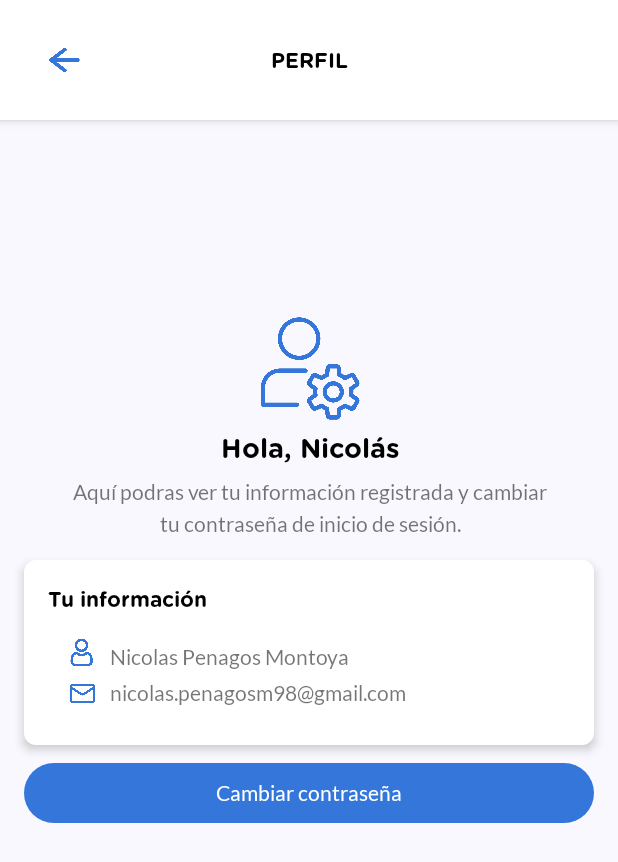
After one commit to nicolaspenagos/parking-app, an Android app: the ProfileActivity screen opened directly, with no data from a screen before it, on a phone screen of 412 x 824 dp. The commit adds this screen. Shown: the top 862 px of the screen. Run offline under Robolectric (Android 15) with nearby library versions, the phone set to English and light mode, and no system bars; our stand-ins replace Firebase (no records; nobody signed in at launch, a user with empty details on screens opened directly).

Commit message:
Profile skeleton has been coded

```diff
--- a/app/src/main/AndroidManifest.xml
+++ b/app/src/main/AndroidManifest.xml
@@ -9,6 +9,7 @@
         android:roundIcon="@mipmap/ic_launcher_round"
         android:supportsRtl="true"
         android:theme="@style/AppTheme">
+        <activity android:name=".ProfileActivity"></activity>
         <activity android:name=".HomeActivity">
             <intent-filter>
                 <action android:name="android.intent.action.MAIN" />
@@ -16,7 +17,7 @@
                 <category android:name="android.intent.category.LAUNCHER" />
             </intent-filter>
         </activity>
-        <activity android:name=".LoginActivity"></activity>
+        <activity android:name=".LoginActivity" />
     </application>
 
 </manifest>
--- a/app/src/main/java/com/example/parkingapp/HomeActivity.java
+++ b/app/src/main/java/com/example/parkingapp/HomeActivity.java
@@ -207,9 +207,8 @@ public class HomeActivity extends AppCompatActivity implements View.OnTouchListe
                     }
             );
 
-        }else{
+        }
 
-        }
     }
 
 }
--- /dev/null
+++ b/app/src/main/java/com/example/parkingapp/ProfileActivity.java
@@ -0,0 +1,129 @@
+/**
+ * ~~~~~~~~~~~~~~~~~~~~~~~~~~~~~~~~~~~~~~~~~~~~~
+ *
+ * @author Nicolás Penagos Montoya
+ * nicolas.penagosm98@gmail.com
+ * *~~~~~~~~~~~~~~~~~~~~~~~~~~~~~~~~~~~~~~~~~~~~~
+ */
+package com.example.parkingapp;
+
+import androidx.annotation.NonNull;
+import androidx.appcompat.app.AppCompatActivity;
+import androidx.constraintlayout.widget.ConstraintLayout;
+
+import android.content.Intent;
+import android.os.Bundle;
+import android.view.MotionEvent;
+import android.view.View;
+import android.view.Window;
+import android.widget.TextView;
+
+import com.example.parkingapp.model.User;
+import com.google.firebase.auth.FirebaseAuth;
+import com.google.firebase.database.DataSnapshot;
+import com.google.firebase.database.DatabaseError;
+import com.google.firebase.database.FirebaseDatabase;
+import com.google.firebase.database.ValueEventListener;
+
+/*
+ * This class will show the user information and will allow to change the password
+ */
+public class ProfileActivity extends AppCompatActivity implements View.OnTouchListener {
+
+    // -------------------------------------
+    // Firebase
+    // -------------------------------------
+    private FirebaseAuth auth;
+    private FirebaseDatabase database;
+
+    // -------------------------------------
+    // XML references
+    // -------------------------------------
+    private TextView usernameTextView;
+    private TextView wholeNameTextView;
+    private TextView emailTextView;
+    private ConstraintLayout changePasswordButton;
+
+    // -------------------------------------
+    // Global assets
+    // -------------------------------------
+    private User currentUser;
+
+    // -------------------------------------
+    // Android methods
+    // -------------------------------------
+    @Override
+    protected void onCreate(Bundle savedInstanceState) {
+
+        super.onCreate(savedInstanceState);
+        supportRequestWindowFeature(Window.FEATURE_NO_TITLE);
+        setContentView(R.layout.activity_profile);
+
+        auth = FirebaseAuth.getInstance();
+        database = FirebaseDatabase.getInstance();
+
+        if (auth.getCurrentUser() == null)
+            goToLogin();
+        else {
+
+            usernameTextView = findViewById(R.id.usernameTextView);
+            wholeNameTextView = findViewById(R.id.wholeNameTextView);
+            emailTextView = findViewById(R.id.emailTextView);
+            changePasswordButton = findViewById(R.id.changePasswordButton);
+
+            changePasswordButton.setOnTouchListener(this);
+
+        }
+
+    }
+
+    @Override
+    public boolean onTouch(View v, MotionEvent event) {
+
+        switch (v.getId()) {
+
+            case R.id.changePasswordButton:
+
+                break;
+
+        }
+
+        return true;
+    }
+
+    // -------------------------------------
+    // USER AUTHENTICATION
+    // -------------------------------------
+    private void goToLogin() {
+
+        Intent intent = new Intent(this, LoginActivity.class);
+        startActivity(intent);
+        finish();
+
+    }
+
+    private void recoverUser() {
+
+        if (auth.getCurrentUser() != null) {
+
+            String id = auth.getCurrentUser().getUid();
+            database.getReference().child("users").child(id).addListenerForSingleValueEvent(
+
+                    new ValueEventListener() {
+                        @Override
+                        public void onDataChange(@NonNull DataSnapshot snapshot) {
+                            currentUser = snapshot.getValue(User.class);
+                        }
+
+                        @Override
+                        public void onCancelled(@NonNull DatabaseError error) {
+
+                        }
+                    }
+            );
+
+        }
+
+    }
+
+}
--- /dev/null
+++ b/app/src/main/res/drawable/card_background.xml
@@ -0,0 +1,8 @@
+<?xml version="1.0" encoding="utf-8"?>
+
+<shape android:shape="rectangle" xmlns:android="http://schemas.android.com/apk/res/android">
+    <corners android:radius="8dp"></corners>
+    <solid android:color="@android:color/white"></solid>
+    <size android:height="50dp"></size>
+    <solid android:color="#ffffff" />
+</shape>
--- /dev/null
+++ b/app/src/main/res/layout/activity_profile.xml
@@ -0,0 +1,193 @@
+<?xml version="1.0" encoding="utf-8"?>
+<androidx.constraintlayout.widget.ConstraintLayout xmlns:android="http://schemas.android.com/apk/res/android"
+    xmlns:app="http://schemas.android.com/apk/res-auto"
+    xmlns:tools="http://schemas.android.com/tools"
+    android:layout_width="match_parent"
+    android:layout_height="match_parent"
+    android:background="#F8F8FE"
+    tools:context=".ProfileActivity">
+
+    <androidx.constraintlayout.widget.ConstraintLayout
+        android:id="@+id/headerLayout"
+        android:layout_width="0dp"
+        android:layout_height="80dp"
+        android:background="#FFFFFF"
+        android:elevation="4dp"
+        app:layout_constraintEnd_toEndOf="parent"
+        app:layout_constraintStart_toStartOf="parent"
+        app:layout_constraintTop_toTopOf="parent">
+
+        <TextView
+            android:id="@+id/titleTextView"
+            android:layout_width="wrap_content"
+            android:layout_height="wrap_content"
+            android:fontFamily="@font/gotham_rounded"
+            android:text="PERFIL"
+            android:textColor="#000000"
+            app:layout_constraintBottom_toBottomOf="parent"
+            app:layout_constraintEnd_toEndOf="parent"
+            app:layout_constraintStart_toStartOf="parent"
+            app:layout_constraintTop_toTopOf="parent" />
+
+        <ImageView
+            android:id="@+id/goBackButton"
+            android:layout_width="22dp"
+            android:layout_height="wrap_content"
+            android:layout_marginStart="32dp"
+            app:layout_constraintBottom_toBottomOf="parent"
+            app:layout_constraintStart_toStartOf="parent"
+            app:layout_constraintTop_toTopOf="parent"
+            app:srcCompat="@drawable/go_back_arrow" />
+    </androidx.constraintlayout.widget.ConstraintLayout>
+
+    <androidx.constraintlayout.widget.ConstraintLayout
+        android:id="@+id/constraintLayout2"
+        android:layout_width="416dp"
+        android:layout_height="146dp"
+        android:layout_marginStart="8dp"
+        android:layout_marginEnd="8dp"
+        app:layout_constraintBottom_toBottomOf="parent"
+        app:layout_constraintEnd_toEndOf="parent"
+        app:layout_constraintStart_toStartOf="parent"
+        app:layout_constraintTop_toBottomOf="@+id/headerLayout"
+        app:layout_constraintVertical_bias="0.22">
+
+        <ImageView
+            android:id="@+id/imageView4"
+            android:layout_width="wrap_content"
+            android:layout_height="70dp"
+            android:layout_marginBottom="4dp"
+            app:layout_constraintBottom_toTopOf="@+id/usernameTextView"
+            app:layout_constraintEnd_toEndOf="parent"
+            app:layout_constraintStart_toStartOf="parent"
+            app:srcCompat="@drawable/profile_icon" />
+
+        <TextView
+            android:id="@+id/usernameTextView"
+            android:layout_width="wrap_content"
+            android:layout_height="wrap_content"
+            android:layout_marginTop="4dp"
+            android:fontFamily="@font/gotham_rounded"
+            android:text="Hola, Nicolás"
+            android:textColor="#000000"
+            android:textSize="18sp"
+            app:layout_constraintEnd_toEndOf="parent"
+            app:layout_constraintStart_toStartOf="parent"
+            app:layout_constraintTop_toBottomOf="@+id/imageView4" />
+
+        <TextView
+            android:id="@+id/textView3"
+            android:layout_width="wrap_content"
+            android:layout_height="wrap_content"
+            android:layout_marginTop="8dp"
+            android:fontFamily="@font/lato_regular"
+            android:text="Aquí podras ver tu información registrada y cambiar"
+            app:layout_constraintEnd_toEndOf="parent"
+            app:layout_constraintStart_toStartOf="parent"
+            app:layout_constraintTop_toBottomOf="@+id/usernameTextView" />
+
+        <TextView
+            android:id="@+id/textView4"
+            android:layout_width="wrap_content"
+            android:layout_height="wrap_content"
+            android:layout_marginTop="4dp"
+            android:fontFamily="@font/lato_regular"
+            android:text="tu contraseña de inicio de sesión."
+            app:layout_constraintEnd_toEndOf="parent"
+            app:layout_constraintStart_toStartOf="parent"
+            app:layout_constraintTop_toBottomOf="@+id/textView3" />
+    </androidx.constraintlayout.widget.ConstraintLayout>
+
+    <androidx.constraintlayout.widget.ConstraintLayout
+        android:id="@+id/constraintLayout3"
+        android:layout_width="0dp"
+        android:layout_height="123dp"
+        android:layout_marginStart="16dp"
+        android:layout_marginTop="16dp"
+        android:layout_marginEnd="16dp"
+        android:background="@drawable/card_background"
+        android:elevation="4dp"
+        app:layout_constraintEnd_toEndOf="parent"
+        app:layout_constraintStart_toStartOf="parent"
+        app:layout_constraintTop_toBottomOf="@+id/constraintLayout2">
+
+        <TextView
+            android:id="@+id/textView5"
+            android:layout_width="wrap_content"
+            android:layout_height="wrap_content"
+            android:layout_marginStart="16dp"
+            android:layout_marginTop="16dp"
+            android:fontFamily="@font/gotham_rounded"
+            android:text="Tu información"
+            android:textColor="#000000"
+            app:layout_constraintStart_toStartOf="parent"
+            app:layout_constraintTop_toTopOf="parent" />
+
+        <ImageView
+            android:id="@+id/imageView7"
+            android:layout_width="18dp"
+            android:layout_height="27dp"
+            android:layout_marginStart="30dp"
+            app:layout_constraintStart_toStartOf="parent"
+            app:layout_constraintTop_toBottomOf="@+id/imageView6"
+            app:srcCompat="@drawable/email" />
+
+        <TextView
+            android:id="@+id/emailTextView"
+            android:layout_width="wrap_content"
+            android:layout_height="wrap_content"
+            android:layout_marginStart="8dp"
+            android:layout_marginTop="44dp"
+            android:fontFamily="@font/lato_regular"
+            android:text="nicolas.penagosm98@gmail.com"
+            app:layout_constraintStart_toEndOf="@+id/imageView6"
+            app:layout_constraintTop_toBottomOf="@+id/textView5" />
+
+        <ImageView
+            android:id="@+id/imageView6"
+            android:layout_width="21dp"
+            android:layout_height="27dp"
+            android:layout_marginStart="28dp"
+            android:layout_marginTop="12dp"
+            app:layout_constraintStart_toStartOf="parent"
+            app:layout_constraintTop_toBottomOf="@+id/textView5"
+            app:srcCompat="@drawable/user" />
+
+        <TextView
+            android:id="@+id/wholeNameTextView"
+            android:layout_width="wrap_content"
+            android:layout_height="wrap_content"
+            android:layout_marginStart="8dp"
+            android:layout_marginTop="20dp"
+            android:fontFamily="@font/lato_regular"
+            android:text="Nicolas Penagos Montoya"
+            app:layout_constraintStart_toEndOf="@+id/imageView6"
+            app:layout_constraintTop_toBottomOf="@+id/textView5" />
+
+    </androidx.constraintlayout.widget.ConstraintLayout>
+
+    <androidx.constraintlayout.widget.ConstraintLayout
+        android:id="@+id/changePasswordButton"
+        android:layout_width="0dp"
+        android:layout_height="40dp"
+        android:layout_marginStart="16dp"
+        android:layout_marginTop="12dp"
+        android:layout_marginEnd="16dp"
+        android:background="@drawable/button_background"
+        app:layout_constraintEnd_toEndOf="parent"
+        app:layout_constraintStart_toStartOf="parent"
+        app:layout_constraintTop_toBottomOf="@+id/constraintLayout3">
+
+        <TextView
+            android:id="@+id/textView9"
+            android:layout_width="wrap_content"
+            android:layout_height="wrap_content"
+            android:fontFamily="@font/lato_regular"
+            android:text="Cambiar contraseña"
+            android:textColor="#FFFFFF"
+            app:layout_constraintBottom_toBottomOf="parent"
+            app:layout_constraintEnd_toEndOf="parent"
+            app:layout_constraintStart_toStartOf="parent"
+            app:layout_constraintTop_toTopOf="parent" />
+    </androidx.constraintlayout.widget.ConstraintLayout>
+</androidx.constraintlayout.widget.ConstraintLayout>
```
Also changed, not shown: app/src/main/res/drawable/email.png (added), app/src/main/res/drawable/profile_icon.png (added).
